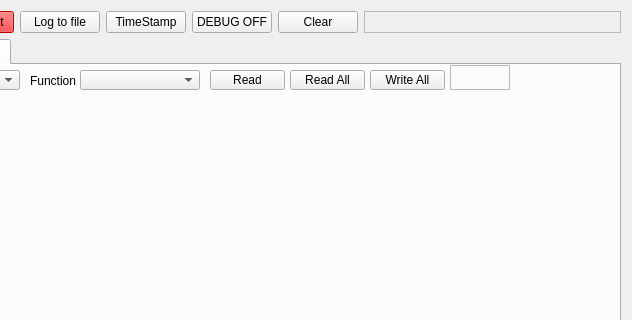
Qt form Terminal_ui3.ui (hungchuan/Terminal) before a commit; both pictures show x 163 to 795 and y 0 to 320 of the 795 by 606 pixel window.
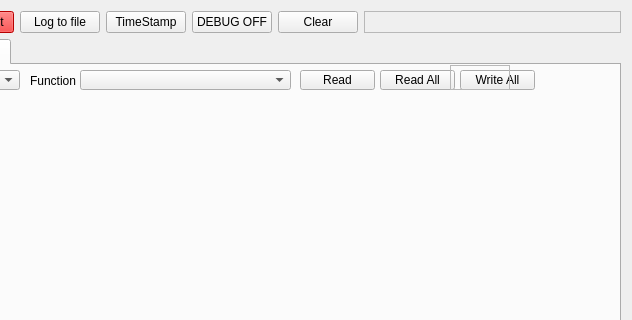
The same form after that commit. Icons and pictures are not drawn.

What changed in the file:
```diff
--- a/Terminal_ui3.ui
+++ b/Terminal_ui3.ui
@@ -213,7 +213,7 @@
         <rect>
          <x>230</x>
          <y>5</y>
-         <width>120</width>
+         <width>211</width>
          <height>20</height>
         </rect>
        </property>
@@ -247,7 +247,7 @@
       <widget class="QPushButton" name="Read_Reg">
        <property name="geometry">
         <rect>
-         <x>360</x>
+         <x>450</x>
          <y>5</y>
          <width>75</width>
          <height>20</height>
@@ -260,7 +260,7 @@
       <widget class="QPushButton" name="ReadAll">
        <property name="geometry">
         <rect>
-         <x>440</x>
+         <x>530</x>
          <y>5</y>
          <width>75</width>
          <height>20</height>
@@ -273,7 +273,7 @@
       <widget class="QPushButton" name="WriteAll">
        <property name="geometry">
         <rect>
-         <x>520</x>
+         <x>610</x>
          <y>5</y>
          <width>75</width>
          <height>20</height>
```
